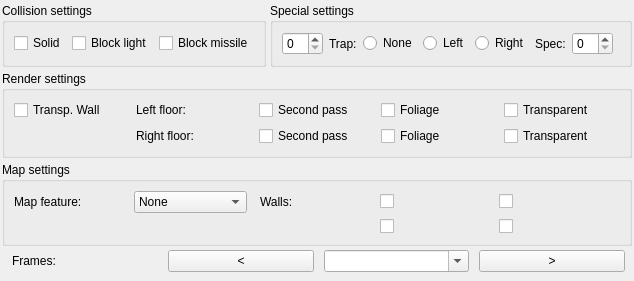
Qt form source/leveltabsubtilewidget.ui (pionere/d1-graphics-tool) before a commit.
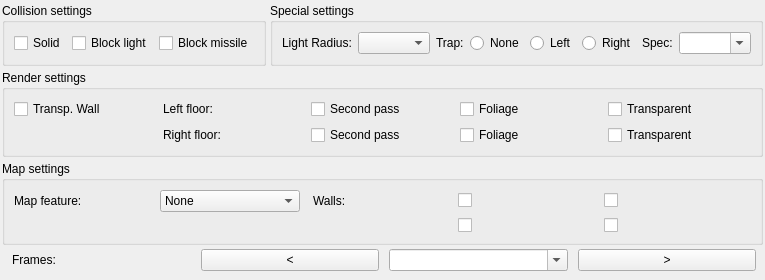
The same form after that commit.

```diff
--- a/source/leveltabsubtilewidget.ui
+++ b/source/leveltabsubtilewidget.ui
@@ -78,29 +78,27 @@
        </property>
        <layout class="QGridLayout">
         <item row="0" column="0">
-         <widget class="QSpinBox" name="lightSpinBox">
-          <property name="minimum">
-           <number>0</number>
+         <widget class="QLabel">
+          <property name="text">
+           <string>Light Radius:</string>
           </property>
-          <property name="maximum">
-           <number>15</number>
-          </property>
-          <property name="keyboardTracking">
-           <bool>false</bool>
-          </property>
+         </widget>
+        </item>
+        <item row="0" column="1">
+         <widget class="QComboBox" name="lightComboBox">
           <property name="toolTip">
            <string>Inherent light radius of this subtile</string>
           </property>
          </widget>
         </item>
-        <item row="0" column="1">
-         <widget class="QLabel">
-          <property name="text">
-           <string>Trap:</string>
-          </property>
-         </widget>
-        </item>
         <item row="0" column="2">
+         <widget class="QLabel">
+          <property name="text">
+           <string>Trap:</string>
+          </property>
+         </widget>
+        </item>
+        <item row="0" column="3">
          <widget class="QRadioButton" name="trapNoneRadioButton">
           <property name="text">
            <string>None</string>
@@ -110,7 +108,7 @@
           </attribute>
          </widget>
         </item>
-        <item row="0" column="3">
+        <item row="0" column="4">
          <widget class="QRadioButton" name="trapLeftRadioButton">
           <property name="text">
            <string>Left</string>
@@ -120,7 +118,7 @@
           </attribute>
          </widget>
         </item>
-        <item row="0" column="4">
+        <item row="0" column="5">
          <widget class="QRadioButton" name="trapRightRadioButton">
           <property name="text">
            <string>Right</string>
@@ -130,17 +128,20 @@
           </attribute>
          </widget>
         </item>
-        <item row="0" column="5">
-         <widget class="QLabel">
-          <property name="text">
-           <string>Spec:</string>
-          </property>
-         </widget>
-        </item>
         <item row="0" column="6">
-         <widget class="QSpinBox" name="specCelSpinBox">
-          <property name="keyboardTracking">
-           <bool>false</bool>
+         <widget class="QLabel">
+          <property name="text">
+           <string>Spec:</string>
+          </property>
+         </widget>
+        </item>
+        <item row="0" column="7">
+         <widget class="QComboBox" name="specCelComboBox">
+          <property name="editable">
+           <bool>true</bool>
+          </property>
+          <property name="insertPolicy">
+           <enum>QComboBox::NoInsert</enum>
           </property>
           <property name="toolTip">
            <string>Special cel-frame assigned to this subtile</string>
```
